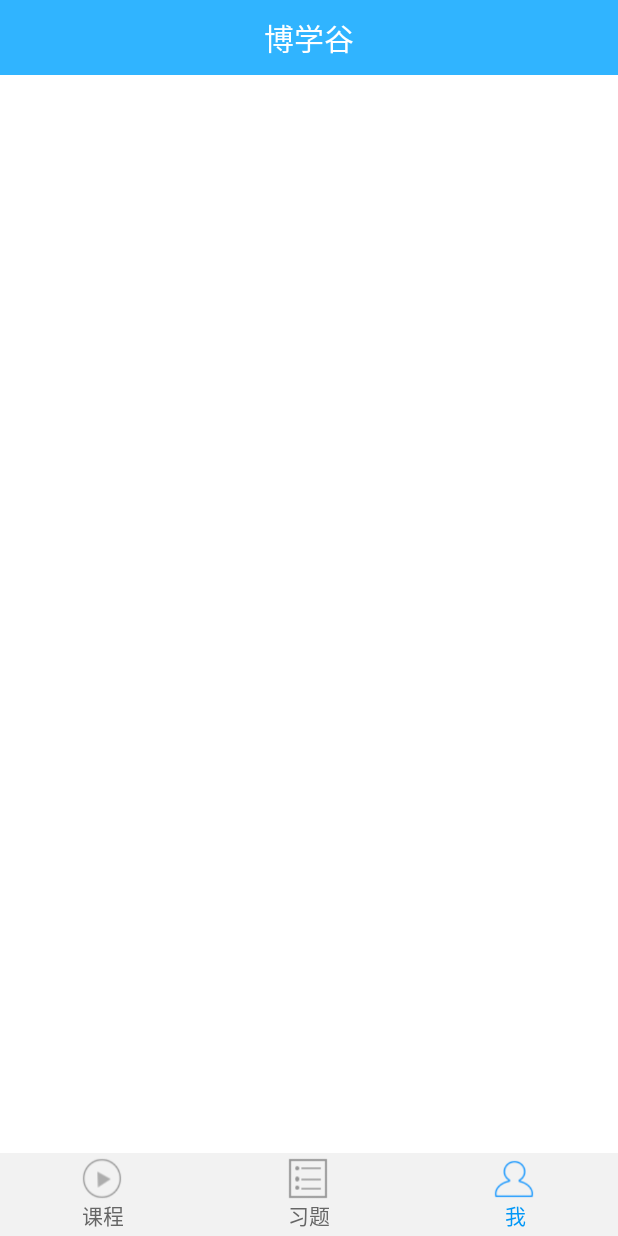
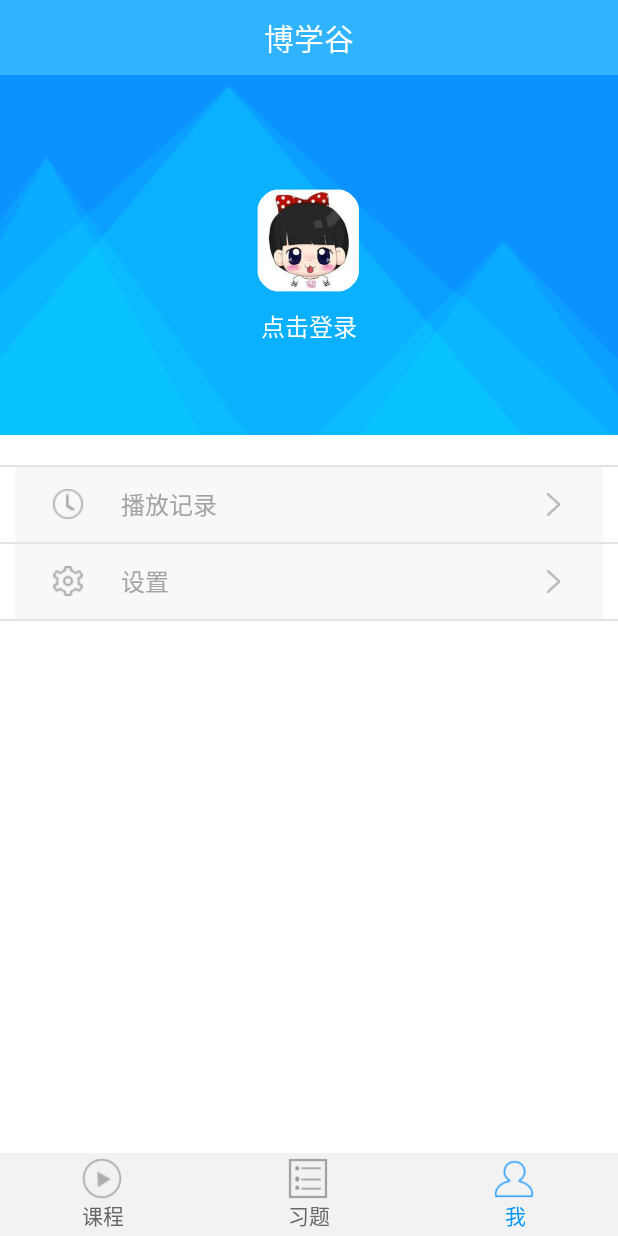
Before and after one commit to baldrsky/Boxuegu, an Android app: the MainActivity screen opened directly, with no data from a screen before it, after a tap on an icon or button, on a phone screen of 412 x 824 dp. Run offline under Robolectric (Android 15) with nearby library versions, the phone set to English and light mode, and no system bars; 3 other taps on this screen came first.

Commit message:
"我"的模块

```diff
--- a/app/src/main/java/cn/edu/gdmec/android/boxuegu/MainActivity.java
+++ b/app/src/main/java/cn/edu/gdmec/android/boxuegu/MainActivity.java
@@ -1,5 +1,8 @@
 package cn.edu.gdmec.android.boxuegu;
 
+import android.content.Context;
+import android.content.Intent;
+import android.content.SharedPreferences;
 import android.graphics.Color;
 import android.os.Bundle;
 import android.support.v7.app.AppCompatActivity;
@@ -13,8 +16,24 @@ import android.widget.TextView;
 import android.widget.Toast;
 
 import cn.edu.gdmec.android.boxuegu.view.ExercisesView;
+import cn.edu.gdmec.android.boxuegu.view.MyInfoView;
 
 public class MainActivity extends AppCompatActivity implements View.OnClickListener {
+
+    @Override
+    protected void onActivityResult(int requestCode, int resultCode, Intent data) {
+        super.onActivityResult(requestCode, resultCode, data);
+        if (data!=null){
+            boolean isLogin = data.getBooleanExtra("isLogin",false);
+            if (isLogin){//登录成功后显示课程界面
+                clearBottomImageState();
+                selectDisplayView(0);
+            }
+            if (mMyInfoView!=null){
+                 mMyInfoView.setLoginParams(isLogin);
+            }
+        }
+    }
 
     private TextView tv_back;
     private TextView tv_main_title;
@@ -134,6 +153,7 @@ public class MainActivity extends AppCompatActivity implements View.OnClickListe
     }
 
     private ExercisesView mExercisesView;
+    private MyInfoView mMyInfoView;
     //选择视图
     private void createView(int viewindex) {
         switch (viewindex){
@@ -149,6 +169,13 @@ public class MainActivity extends AppCompatActivity implements View.OnClickListe
                 mExercisesView.showView();
                 break;
             case 2:
+                if (mMyInfoView == null){
+                    mMyInfoView = new MyInfoView(this);
+                    mBodyLayout.addView(mMyInfoView.getView());
+                }else{
+                    mMyInfoView.getView();
+                }
+                mMyInfoView.showView();
                 break;
         }
     }
@@ -182,10 +209,10 @@ public class MainActivity extends AppCompatActivity implements View.OnClickListe
                 exitTime = System.currentTimeMillis();
             }else{
                 MainActivity.this.finish();
-                /*if (readLoginStatus()){
+                if (readLoginStatus()){
                     //已登陆的话，清除登陆状态
                     clearLoginStatus();
-                }*/
+                }
                 System.exit(0);
             }
             return true;
@@ -193,18 +220,18 @@ public class MainActivity extends AppCompatActivity implements View.OnClickListe
         return super.onKeyDown(keyCode, event);
     }
     //清除登陆状态
-    /*private void clearLoginStatus() {
+    private void clearLoginStatus() {
         SharedPreferences sp = getSharedPreferences("loginInfo", Context.MODE_PRIVATE);
         SharedPreferences.Editor editor = sp.edit();//获取编辑器
         editor.putBoolean("isLogin",false);//清除登陆状态
         editor.putString("loginUserName","");//清除登陆名
         editor.commit();//提交修改
-    }*/
+    }
 
     //登陆状态
-    /*private boolean readLoginStatus() {
+    private boolean readLoginStatus() {
         SharedPreferences sp = getSharedPreferences("loginInfo", Context.MODE_PRIVATE);
         boolean isLogin = sp.getBoolean("isLogin",false);
         return isLogin;
-    }*/
+    }
 }
--- a/app/src/main/java/cn/edu/gdmec/android/boxuegu/activity/LoginActivity.java
+++ b/app/src/main/java/cn/edu/gdmec/android/boxuegu/activity/LoginActivity.java
@@ -11,6 +11,7 @@ import android.widget.EditText;
 import android.widget.TextView;
 import android.widget.Toast;
 
+import cn.edu.gdmec.android.boxuegu.MainActivity;
 import cn.edu.gdmec.android.boxuegu.R;
 import cn.edu.gdmec.android.boxuegu.utils.MD5Utils;
 
@@ -90,7 +91,10 @@ public class LoginActivity extends AppCompatActivity {
                     Intent data = new Intent();
                     data.putExtra("isLogin",true);
                     setResult(RESULT_OK,data);
-                    LoginActivity.this.finish();
+                    //跳转到主页
+                    /*LoginActivity.this.finish();
+                    Intent intent = new Intent(LoginActivity.this,MainActivity.class);
+                    startActivity(intent);*/
                     return;
                 }else if (!TextUtils.isEmpty(spPsw) && !md5Psw.equals(spPsw)){
                     Toast.makeText(LoginActivity.this,"输入的用户名和密码不一致",Toast.LENGTH_LONG).show();
--- a/app/src/main/java/cn/edu/gdmec/android/boxuegu/activity/SplashActivity.java
+++ b/app/src/main/java/cn/edu/gdmec/android/boxuegu/activity/SplashActivity.java
@@ -38,7 +38,7 @@ public class SplashActivity extends AppCompatActivity {
         TimerTask task = new TimerTask() {
             @Override
             public void run() {
-                Intent intent = new Intent(SplashActivity.this, LoginActivity.class);
+                Intent intent = new Intent(SplashActivity.this, MainActivity.class);
                 startActivity(intent);
                 SplashActivity.this.finish();
             }
--- a/app/src/main/java/cn/edu/gdmec/android/boxuegu/utils/AnalysisUtils.java
+++ b/app/src/main/java/cn/edu/gdmec/android/boxuegu/utils/AnalysisUtils.java
@@ -1,5 +1,7 @@
 package cn.edu.gdmec.android.boxuegu.utils;
 
+import android.content.Context;
+import android.content.SharedPreferences;
 import android.util.Xml;
 import android.widget.ImageView;
 
@@ -16,11 +18,11 @@ import cn.edu.gdmec.android.boxuegu.bean.ExercisesBean;
  */
 
 public class AnalysisUtils {
-    /*public static String readLoginUserName(Context context){
+    public static String readLoginUserName(Context context){
         SharedPreferences sp = context.getSharedPreferences("loginInfo",Context.MODE_PRIVATE);
-        String userName = sp.getString("LoginUserName","");
+        String userName = sp.getString("loginUserName","");
         return userName;
-    }*/
+    }
 
 
     public static List<ExercisesBean> getExercisesInfos(InputStream is) throws  Exception{
--- /dev/null
+++ b/app/src/main/java/cn/edu/gdmec/android/boxuegu/view/MyInfoView.java
@@ -0,0 +1,116 @@
+package cn.edu.gdmec.android.boxuegu.view;
+
+import android.app.Activity;
+import android.content.Context;
+import android.content.Intent;
+import android.content.SharedPreferences;
+import android.view.LayoutInflater;
+import android.view.View;
+import android.widget.ImageView;
+import android.widget.LinearLayout;
+import android.widget.RelativeLayout;
+import android.widget.TextView;
+import android.widget.Toast;
+
+import cn.edu.gdmec.android.boxuegu.R;
+import cn.edu.gdmec.android.boxuegu.activity.LoginActivity;
+import cn.edu.gdmec.android.boxuegu.utils.AnalysisUtils;
+
+/**
+ * Created by student on 17/12/27.
+ */
+
+public class MyInfoView {
+
+    private Context mContext;
+    private final LayoutInflater mInflater;
+    private View mCurrentView;
+    private LinearLayout ll_head;
+    private ImageView iv_head_icon;
+    private RelativeLayout rl_course_history;
+    private RelativeLayout rl_setting;
+    private TextView tv_user_name;
+
+    public MyInfoView(Context mContext){
+        this.mContext = mContext;
+        mInflater = LayoutInflater.from(mContext);
+    }
+
+    public View getView(){
+        if (mCurrentView == null){
+            createView();
+        }
+        return mCurrentView;
+    }
+
+    private void createView() {
+        initView();
+    }
+
+    private void initView(){
+        mCurrentView = mInflater.inflate(R.layout.main_view_myinfo, null);
+        ll_head = (LinearLayout)mCurrentView.findViewById(R.id.ll_head);
+        iv_head_icon = (ImageView)mCurrentView.findViewById(R.id.iv_head_icon);
+        rl_course_history = (RelativeLayout)mCurrentView.findViewById(R.id.rl_course_history);
+        rl_setting = (RelativeLayout)mCurrentView.findViewById(R.id.rl_setting);
+        tv_user_name = (TextView)mCurrentView.findViewById(R.id.tv_user_name);
+
+        setLoginParams(readLoginStatus());
+        ll_head.setOnClickListener(new View.OnClickListener() {
+            @Override
+            public void onClick(View view) {
+                //判断是否已经登录
+                if (readLoginStatus()){
+                    //跳转到个人登录
+                }else {
+                    Intent intent = new Intent(mContext, LoginActivity.class);
+                    ((Activity) mContext).startActivityForResult(intent,1);
+                }
+            }
+        });
+
+        rl_course_history.setOnClickListener(new View.OnClickListener() {
+            @Override
+            public void onClick(View view) {
+                if (readLoginStatus()){
+                    //跳转到播放记录界面
+                }else {
+                    Toast.makeText(mContext,"您还未登录，请先登录",Toast.LENGTH_SHORT).show();
+                }
+            }
+        });
+
+        rl_setting.setOnClickListener(new View.OnClickListener() {
+            @Override
+            public void onClick(View view) {
+                if (readLoginStatus()){
+                    //跳转到设置界面
+                }else {
+                    Toast.makeText(mContext,"您还未登录，请先登录",Toast.LENGTH_SHORT).show();
+                }
+            }
+        });
+    }
+
+    public void setLoginParams(boolean isLogin) {
+        if (isLogin){
+            tv_user_name.setText(AnalysisUtils.readLoginUserName(mContext));
+        }else {
+            tv_user_name.setText("点击登录");
+        }
+    }
+
+
+    private boolean readLoginStatus(){
+        SharedPreferences sp =mContext.getSharedPreferences("loginInfo",Context.MODE_APPEND);
+        boolean isLogin = sp.getBoolean("isLogin",false);
+        return isLogin;
+    }
+
+    public void showView(){
+        if (mCurrentView == null){
+            createView();
+        }
+        mCurrentView.setVisibility(View.VISIBLE);
+    }
+}
--- /dev/null
+++ b/app/src/main/res/layout/main_view_myinfo.xml
@@ -0,0 +1,126 @@
+<?xml version="1.0" encoding="utf-8"?>
+<LinearLayout
+    xmlns:android="http://schemas.android.com/apk/res/android"
+    android:orientation="vertical"
+    android:layout_width="match_parent"
+    android:layout_height="match_parent"
+    android:background="@android:color/white">
+
+    <LinearLayout
+        android:id="@+id/ll_head"
+        android:layout_width="fill_parent"
+        android:layout_height="240dp"
+        android:background="@drawable/myinfo_login_bg"
+        android:orientation="vertical">
+
+        <ImageView
+            android:id="@+id/iv_head_icon"
+            android:layout_width="70dp"
+            android:layout_height="70dp"
+            android:src="@drawable/default_icon"
+            android:layout_gravity="center_horizontal"
+            android:layout_marginTop="75dp"/>
+
+        <TextView
+            android:id="@+id/tv_user_name"
+            android:layout_width="wrap_content"
+            android:layout_height="wrap_content"
+            android:layout_gravity="center_horizontal"
+            android:layout_marginTop="10dp"
+            android:text="点击登录"
+            android:textColor="@android:color/white"
+            android:textSize="16sp"/>
+
+    </LinearLayout>
+
+    <View
+        android:layout_width="fill_parent"
+        android:layout_height="1dp"
+        android:background="#E3e3e3"
+        android:layout_marginTop="20dp"></View>
+
+    <RelativeLayout
+        android:id="@+id/rl_course_history"
+        android:background="#F7F8F8"
+        android:gravity="center_vertical"
+        android:layout_marginLeft="10dp"
+        android:layout_marginRight="10dp"
+        android:layout_width="fill_parent"
+        android:layout_height="50dp">
+
+        <ImageView
+            android:id="@+id/iv_course_historyicon"
+            android:layout_width="20dp"
+            android:layout_height="20dp"
+            android:layout_marginLeft="25dp"
+            android:src="@drawable/course_history_icon"
+            android:layout_centerVertical="true"/>
+
+        <TextView
+            android:id="@+id/tv_course_history"
+            android:textSize="16sp"
+            android:layout_marginLeft="25dp"
+            android:layout_centerVertical="true"
+            android:layout_toRightOf="@id/iv_course_historyicon"
+            android:layout_width="wrap_content"
+            android:layout_height="wrap_content"
+            android:text="播放记录"
+            android:textColor="#a3a3a3"/>
+
+        <ImageView
+            android:src="@drawable/iv_right_arrow"
+            android:layout_marginRight="25dp"
+            android:layout_centerVertical="true"
+            android:layout_alignParentRight="true"
+            android:layout_width="15dp"
+            android:layout_height="15dp" />
+    </RelativeLayout>
+
+
+    <View
+        android:layout_width="fill_parent"
+        android:layout_height="1dp"
+        android:background="#E3e3e3"></View>
+
+    <RelativeLayout
+        android:id="@+id/rl_setting"
+        android:background="#F7F8F8"
+        android:gravity="center_vertical"
+        android:layout_marginLeft="10dp"
+        android:layout_marginRight="10dp"
+        android:layout_width="fill_parent"
+        android:layout_height="50dp">
+
+        <ImageView
+            android:id="@+id/iv_userinfo_icon"
+            android:layout_width="20dp"
+            android:layout_height="20dp"
+            android:layout_marginLeft="25dp"
+            android:src="@drawable/myinfo_setting_icon"
+            android:layout_centerVertical="true"/>
+
+        <TextView
+            android:id="@+id/tv_userinfo"
+            android:textSize="16sp"
+            android:layout_marginLeft="25dp"
+            android:layout_centerVertical="true"
+            android:layout_toRightOf="@id/iv_userinfo_icon"
+            android:layout_width="wrap_content"
+            android:layout_height="wrap_content"
+            android:text="设置"
+            android:textColor="#a3a3a3"/>
+
+        <ImageView
+            android:src="@drawable/iv_right_arrow"
+            android:layout_marginRight="25dp"
+            android:layout_centerVertical="true"
+            android:layout_alignParentRight="true"
+            android:layout_width="15dp"
+            android:layout_height="15dp" />
+    </RelativeLayout>
+
+    <View
+        android:layout_width="fill_parent"
+        android:layout_height="1dp"
+        android:background="#E3e3e3"></View>
+</LinearLayout>
```
